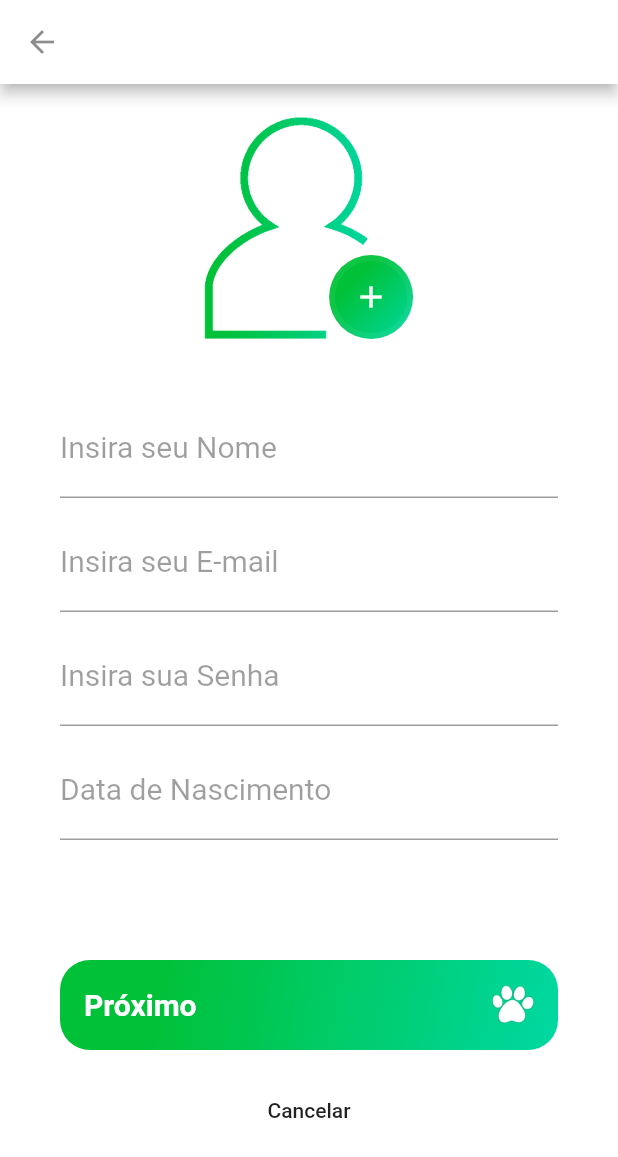
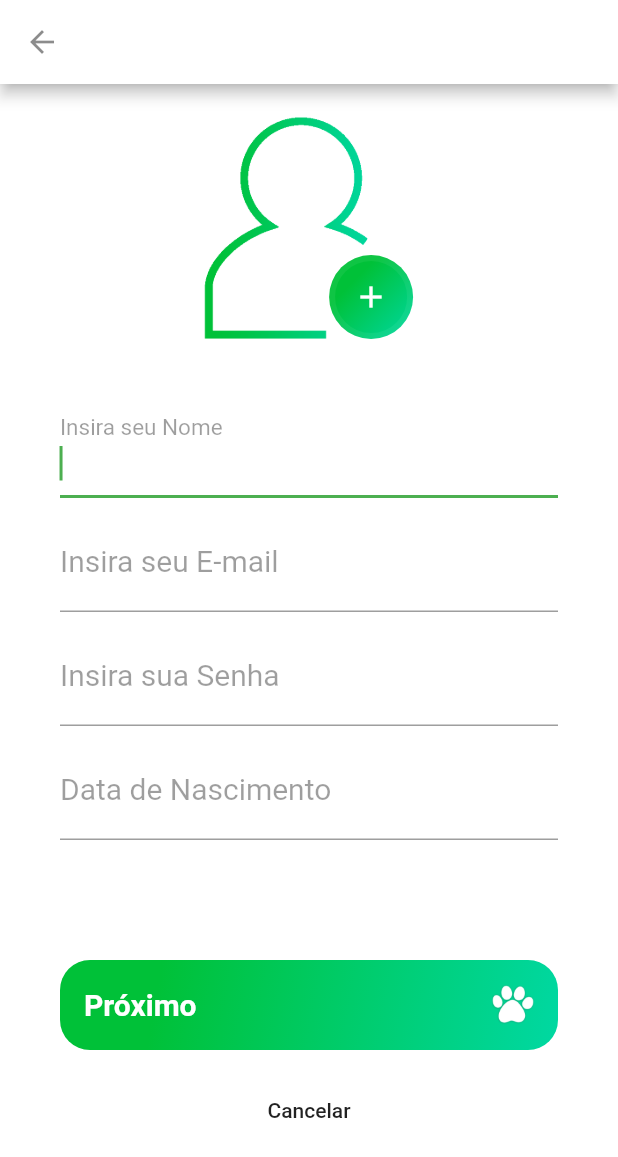
Before and after one commit to vitordata/seekpet, a Flutter app: the screen it shows after launch, after a tap on "Cadastre-se", on a phone screen of 412 x 824 dp. Shown: the top 1157 px of the screen. Run offline on Flutter 3.47's test engine with Material 2 defaults, Android fonts, the phone set to English and light mode, and no system bars.

Commit message:
Atualização

```diff
--- a/lib/Paginas/cadastro.page.dart
+++ b/lib/Paginas/cadastro.page.dart
@@ -85,7 +85,8 @@ class CadastroPage extends StatelessWidget {
               height: 40,
             ),
             TextFormField(
-              // autofocus: true, // permite o teclado iniciar automaticamente após acessar a página
+              autofocus:
+                  true, // permite o teclado iniciar automaticamente após acessar a página
               keyboardType: TextInputType.text,
               decoration: InputDecoration(
                 labelText: "Insira seu Nome",
--- a/lib/Paginas/cadastro2.page.dart
+++ b/lib/Paginas/cadastro2.page.dart
@@ -28,7 +28,7 @@ class CadastroSeguinte extends StatelessWidget {
               width: 128,
               height: 128,
               child: Image.asset(
-                  "assets/logo.png"), // local onde está localizada a logo
+                  "assets/casa.png"), // local onde está localizada a logo
             ),
             SizedBox(
               height: 40,
--- a/lib/Paginas/login.page.dart
+++ b/lib/Paginas/login.page.dart
@@ -93,7 +93,7 @@ class LoginPage extends StatelessWidget {
                       ),
                     ),
                     SizedBox(
-                      height: 60,
+                      height: 20,
                     ),
                     Container(
                       height: 60,
@@ -225,13 +225,9 @@ class LoginPage extends StatelessWidget {
                         ),
                       ],
                     ),
-                    SizedBox(
-                      // Início da função "Cadastre-se"
-                      height: 100,
-                    ),
                     Container(
                       // botão cadastre-se
-                      //height: 20,
+                      // height: 200,
                       child: FlatButton(
                         child: Text(
                           "Cadastre-se",
--- a/lib/Paginas/reset.password.dart
+++ b/lib/Paginas/reset.password.dart
@@ -40,7 +40,7 @@ class ResetPassword extends StatelessWidget {
               height: 10,
             ),
             Text(
-              "Por gentileza, informe o E-mail assosiado a sua conta que enviaremos um código de recuperação.",
+              "Por gentileza, informe o E-mail associado a sua conta que enviaremos um código de recuperação.",
               style: TextStyle(
                 fontSize: 16,
                 fontWeight: FontWeight.w400,
--- a/pubspec.yaml
+++ b/pubspec.yaml
@@ -80,3 +80,5 @@ flutter:
       - assets/gmail.png
       - assets/resetpassword.png
       - assets/useraddphoto.png
+      - assets/casa.png
+      - assets/surface.png
```
Also changed, not shown: lib/main.dart (+7 -5 lines), assets/2076156.png (added), assets/casa.png (added), assets/catdog.png (added), assets/home.jpeg (added), assets/surface.png (added), 5 other files.
